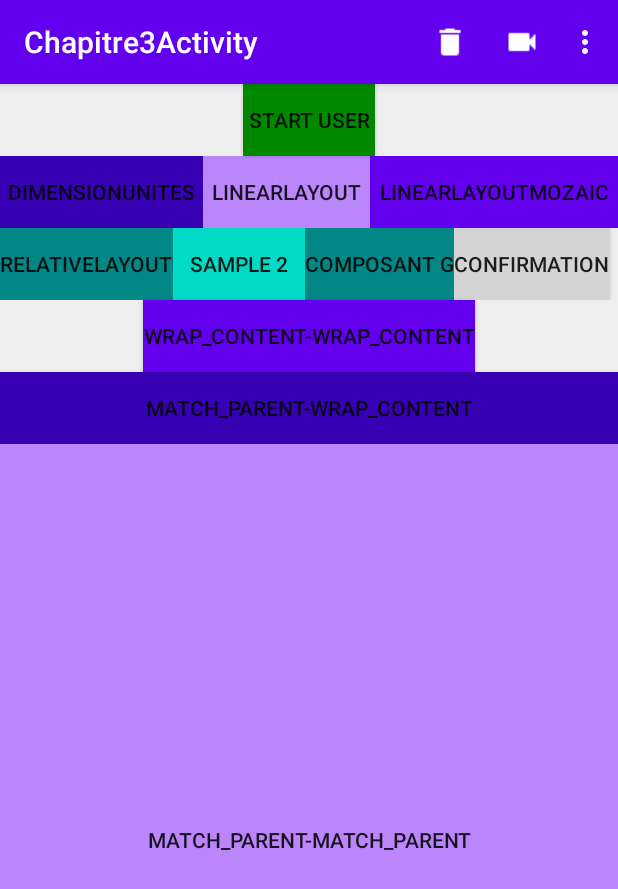
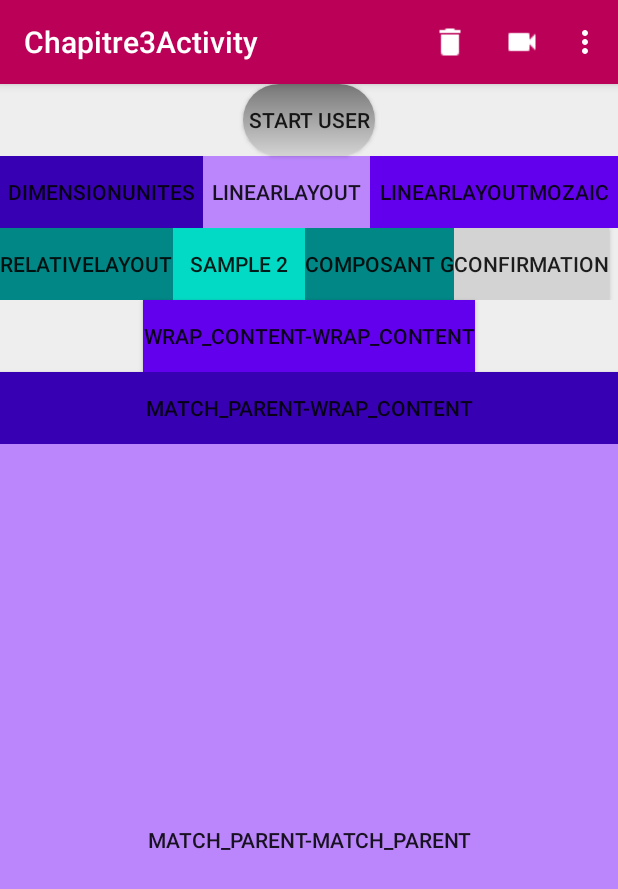
Before and after one commit to RiviereGregory/kotlin_dev_applications_mobiles, an Android app: the screen it shows after launch (MainActivity), on a phone screen of 412 x 824 dp. Shown: the top 889 px of the screen. Run offline under Robolectric (Android 15) with nearby library versions, the phone set to English and light mode, and no system bars.

Commit message:
feat: OS Android - Exemple utilisation du themes et personnalisation bouton

```diff
--- /dev/null
+++ b/Chapitre3Activity/app/src/main/res/drawable/roundbutton.xml
@@ -0,0 +1,13 @@
+<?xml version="1.0" encoding="utf-8"?>
+<shape xmlns:android="http://schemas.android.com/apk/res/android">
+    <!-- 1dp ou 2 dp pour avoir une bordure-->
+    <stroke
+        android:width="0dp"
+        android:color="@color/black" />
+    <solid android:color="@color/grey_light" />
+    <gradient
+        android:angle="90"
+        android:endColor="@color/grey_dark_1"
+        android:startColor="@color/grey_light" />
+    <corners android:radius="25dp" />
+</shape>
--- a/Chapitre3Activity/app/src/main/res/layout/activity_main.xml
+++ b/Chapitre3Activity/app/src/main/res/layout/activity_main.xml
@@ -13,7 +13,7 @@
         android:id="@+id/startButton"
         android:layout_width="wrap_content"
         android:layout_height="wrap_content"
-        android:background="@color/vert"
+        android:background="@drawable/roundbutton"
         android:text="@string/start_button" />
 
     <LinearLayout
--- /dev/null
+++ b/Chapitre3Activity/app/src/main/res/values-night/themes.xml
@@ -0,0 +1,31 @@
+<resources>
+
+    <style name="Theme.Chapitre3Activity" parent="Theme.AppCompat.DayNight.DarkActionBar">
+        <item name="colorPrimary">@color/md_theme_dark_primary</item>
+        <item name="colorOnPrimary">@color/md_theme_dark_onPrimary</item>
+        <item name="colorPrimaryContainer">@color/md_theme_dark_primaryContainer</item>
+        <item name="colorOnPrimaryContainer">@color/md_theme_dark_onPrimaryContainer</item>
+        <item name="colorSecondary">@color/md_theme_dark_secondary</item>
+        <item name="colorOnSecondary">@color/md_theme_dark_onSecondary</item>
+        <item name="colorSecondaryContainer">@color/md_theme_dark_secondaryContainer</item>
+        <item name="colorOnSecondaryContainer">@color/md_theme_dark_onSecondaryContainer</item>
+        <item name="colorTertiary">@color/md_theme_dark_tertiary</item>
+        <item name="colorOnTertiary">@color/md_theme_dark_onTertiary</item>
+        <item name="colorTertiaryContainer">@color/md_theme_dark_tertiaryContainer</item>
+        <item name="colorOnTertiaryContainer">@color/md_theme_dark_onTertiaryContainer</item>
+        <item name="colorError">@color/md_theme_dark_error</item>
+        <item name="colorErrorContainer">@color/md_theme_dark_errorContainer</item>
+        <item name="colorOnError">@color/md_theme_dark_onError</item>
+        <item name="colorOnErrorContainer">@color/md_theme_dark_onErrorContainer</item>
+        <item name="android:colorBackground">@color/md_theme_dark_background</item>
+        <item name="colorOnBackground">@color/md_theme_dark_onBackground</item>
+        <item name="colorSurface">@color/md_theme_dark_surface</item>
+        <item name="colorOnSurface">@color/md_theme_dark_onSurface</item>
+        <item name="colorSurfaceVariant">@color/md_theme_dark_surfaceVariant</item>
+        <item name="colorOnSurfaceVariant">@color/md_theme_dark_onSurfaceVariant</item>
+        <item name="colorOutline">@color/md_theme_dark_outline</item>
+        <item name="colorOnSurfaceInverse">@color/md_theme_dark_inverseOnSurface</item>
+        <item name="colorSurfaceInverse">@color/md_theme_dark_inverseSurface</item>
+        <item name="colorPrimaryInverse">@color/md_theme_dark_inversePrimary</item>
+    </style>
+</resources>
--- a/Chapitre3Activity/app/src/main/res/values/colors.xml
+++ b/Chapitre3Activity/app/src/main/res/values/colors.xml
@@ -8,8 +8,71 @@
     <color name="black">#FF000000</color>
     <color name="white">#FFFFFFFF</color>
     <color name="grey">#EEEEEE</color>
+    <color name="grey_dark_1">#777777</color>
     <color name="grey_dark">#A9A9A9</color>
     <color name="grey_light">#D3D3D3</color>
     <color name="vert">#080</color>
     <color name="red">#F00</color>
+
+    <color name="seed">#fc0078</color>
+    <color name="md_theme_light_primary">#BB0057</color>
+    <color name="md_theme_light_onPrimary">#FFFFFF</color>
+    <color name="md_theme_light_primaryContainer">#FFD9E0</color>
+    <color name="md_theme_light_onPrimaryContainer">#3F0019</color>
+    <color name="md_theme_light_secondary">#1E5FA6</color>
+    <color name="md_theme_light_onSecondary">#FFFFFF</color>
+    <color name="md_theme_light_secondaryContainer">#D4E3FF</color>
+    <color name="md_theme_light_onSecondaryContainer">#001C3A</color>
+    <color name="md_theme_light_tertiary">#7B5733</color>
+    <color name="md_theme_light_onTertiary">#FFFFFF</color>
+    <color name="md_theme_light_tertiaryContainer">#FFDCBE</color>
+    <color name="md_theme_light_onTertiaryContainer">#2C1600</color>
+    <color name="md_theme_light_error">#BA1A1A</color>
+    <color name="md_theme_light_errorContainer">#FFDAD6</color>
+    <color name="md_theme_light_onError">#FFFFFF</color>
+    <color name="md_theme_light_onErrorContainer">#410002</color>
+    <color name="md_theme_light_background">#FFFBFF</color>
+    <color name="md_theme_light_onBackground">#201A1B</color>
+    <color name="md_theme_light_surface">#FFFBFF</color>
+    <color name="md_theme_light_onSurface">#201A1B</color>
+    <color name="md_theme_light_surfaceVariant">#F3DDE0</color>
+    <color name="md_theme_light_onSurfaceVariant">#514346</color>
+    <color name="md_theme_light_outline">#847376</color>
+    <color name="md_theme_light_inverseOnSurface">#FAEEEF</color>
+    <color name="md_theme_light_inverseSurface">#352F30</color>
+    <color name="md_theme_light_inversePrimary">#FFB1C3</color>
+    <color name="md_theme_light_shadow">#000000</color>
+    <color name="md_theme_light_surfaceTint">#BB0057</color>
+    <color name="md_theme_light_outlineVariant">#D6C2C5</color>
+    <color name="md_theme_light_scrim">#000000</color>
+    <color name="md_theme_dark_primary">#FFB1C3</color>
+    <color name="md_theme_dark_onPrimary">#66002C</color>
+    <color name="md_theme_dark_primaryContainer">#8F0041</color>
+    <color name="md_theme_dark_onPrimaryContainer">#FFD9E0</color>
+    <color name="md_theme_dark_secondary">#A5C8FF</color>
+    <color name="md_theme_dark_onSecondary">#00315E</color>
+    <color name="md_theme_dark_secondaryContainer">#004785</color>
+    <color name="md_theme_dark_onSecondaryContainer">#D4E3FF</color>
+    <color name="md_theme_dark_tertiary">#EDBE92</color>
+    <color name="md_theme_dark_onTertiary">#462A09</color>
+    <color name="md_theme_dark_tertiaryContainer">#60401E</color>
+    <color name="md_theme_dark_onTertiaryContainer">#FFDCBE</color>
+    <color name="md_theme_dark_error">#FFB4AB</color>
+    <color name="md_theme_dark_errorContainer">#93000A</color>
+    <color name="md_theme_dark_onError">#690005</color>
+    <color name="md_theme_dark_onErrorContainer">#FFDAD6</color>
+    <color name="md_theme_dark_background">#201A1B</color>
+    <color name="md_theme_dark_onBackground">#ECE0E1</color>
+    <color name="md_theme_dark_surface">#201A1B</color>
+    <color name="md_theme_dark_onSurface">#ECE0E1</color>
+    <color name="md_theme_dark_surfaceVariant">#514346</color>
+    <color name="md_theme_dark_onSurfaceVariant">#D6C2C5</color>
+    <color name="md_theme_dark_outline">#9E8C8F</color>
+    <color name="md_theme_dark_inverseOnSurface">#201A1B</color>
+    <color name="md_theme_dark_inverseSurface">#ECE0E1</color>
+    <color name="md_theme_dark_inversePrimary">#BB0057</color>
+    <color name="md_theme_dark_shadow">#000000</color>
+    <color name="md_theme_dark_surfaceTint">#FFB1C3</color>
+    <color name="md_theme_dark_outlineVariant">#514346</color>
+    <color name="md_theme_dark_scrim">#000000</color>
 </resources>
--- a/Chapitre3Activity/app/src/main/res/values/themes.xml
+++ b/Chapitre3Activity/app/src/main/res/values/themes.xml
@@ -1,16 +1,32 @@
 <?xml version="1.0" encoding="utf-8"?>
-<resources xmlns:tools="http://schemas.android.com/tools">
+<resources>
 
     <style name="Theme.Chapitre3Activity" parent="Theme.AppCompat.Light.DarkActionBar">
-        <!-- Primary brand color. -->
-        <item name="colorPrimary">@color/purple_500</item>
-        <item name="colorPrimaryVariant">@color/purple_700</item>
-        <item name="colorOnPrimary">@color/white</item>
-        <!-- Secondary brand color. -->
-        <item name="colorSecondary">@color/teal_200</item>
-        <item name="colorSecondaryVariant">@color/teal_700</item>
-        <item name="colorOnSecondary">@color/black</item>
-        <!-- Status bar color. -->
-        <item name="android:statusBarColor" tools:targetApi="l">?attr/colorPrimaryVariant</item>
+        <item name="colorPrimary">@color/md_theme_light_primary</item>
+        <item name="colorOnPrimary">@color/md_theme_light_onPrimary</item>
+        <item name="colorPrimaryContainer">@color/md_theme_light_primaryContainer</item>
+        <item name="colorOnPrimaryContainer">@color/md_theme_light_onPrimaryContainer</item>
+        <item name="colorSecondary">@color/md_theme_light_secondary</item>
+        <item name="colorOnSecondary">@color/md_theme_light_onSecondary</item>
+        <item name="colorSecondaryContainer">@color/md_theme_light_secondaryContainer</item>
+        <item name="colorOnSecondaryContainer">@color/md_theme_light_onSecondaryContainer</item>
+        <item name="colorTertiary">@color/md_theme_light_tertiary</item>
+        <item name="colorOnTertiary">@color/md_theme_light_onTertiary</item>
+        <item name="colorTertiaryContainer">@color/md_theme_light_tertiaryContainer</item>
+        <item name="colorOnTertiaryContainer">@color/md_theme_light_onTertiaryContainer</item>
+        <item name="colorError">@color/md_theme_light_error</item>
+        <item name="colorErrorContainer">@color/md_theme_light_errorContainer</item>
+        <item name="colorOnError">@color/md_theme_light_onError</item>
+        <item name="colorOnErrorContainer">@color/md_theme_light_onErrorContainer</item>
+        <item name="android:colorBackground">@color/md_theme_light_background</item>
+        <item name="colorOnBackground">@color/md_theme_light_onBackground</item>
+        <item name="colorSurface">@color/md_theme_light_surface</item>
+        <item name="colorOnSurface">@color/md_theme_light_onSurface</item>
+        <item name="colorSurfaceVariant">@color/md_theme_light_surfaceVariant</item>
+        <item name="colorOnSurfaceVariant">@color/md_theme_light_onSurfaceVariant</item>
+        <item name="colorOutline">@color/md_theme_light_outline</item>
+        <item name="colorOnSurfaceInverse">@color/md_theme_light_inverseOnSurface</item>
+        <item name="colorSurfaceInverse">@color/md_theme_light_inverseSurface</item>
+        <item name="colorPrimaryInverse">@color/md_theme_light_inversePrimary</item>
     </style>
 </resources>
```
Also changed, not shown: Chapitre3Activity/app/src/main/java/mrs/riverjach/chapitre3activity/img_9.png (added).
